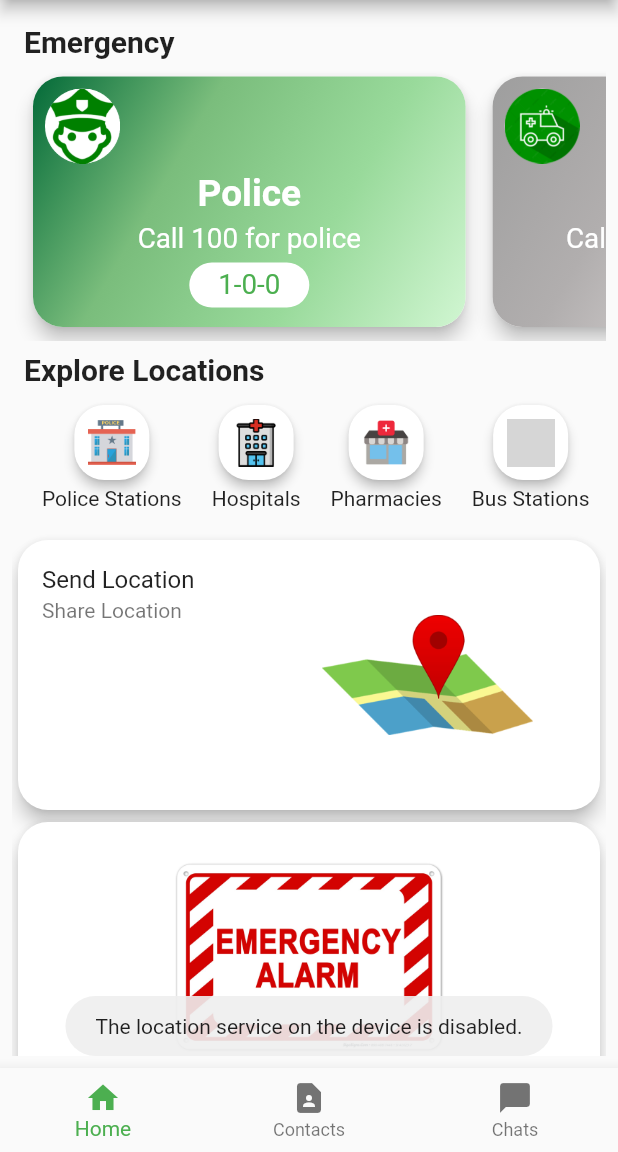
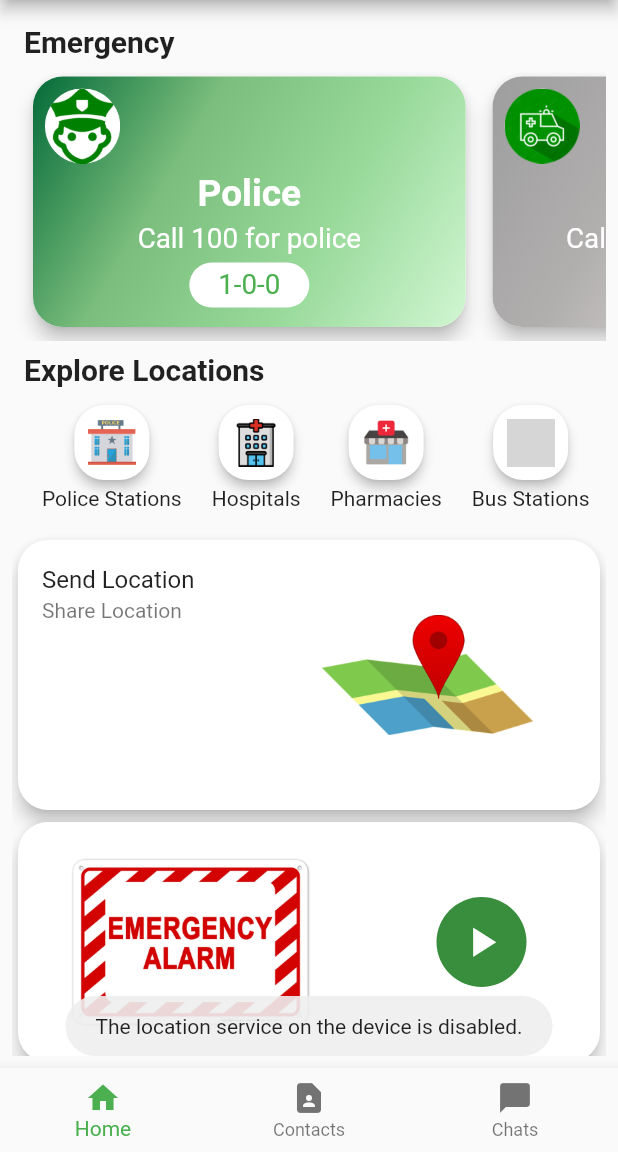
Before and after one commit to shreyyag/surakshya--safety-app-for-women, a Flutter app: the screen it shows after launch, after a tap on "LOGIN", on a phone screen of 412 x 824 dp, the part 84-1236 px from its top. Run offline on Flutter 3.47's test engine with Material 2 defaults, Android fonts, the phone set to English and light mode, and no system bars; our stand-ins replace audioplayers, contacts_service, fluttertoast, geocoding, geolocator, permission_handler and 1 more; missing offline and left inert: background_sms, flutter_phone_direct_caller; accounts and stored records are empty; grey boxes are pictures that could not be loaded.

Commit message:
Improvising Splash Screen and completed emergency alarm

```diff
--- a/lib/homeWidgets/emergencyalarm.dart
+++ b/lib/homeWidgets/emergencyalarm.dart
@@ -1,4 +1,5 @@
 import 'package:audioplayers/audioplayers.dart';
+import 'package:flutter/cupertino.dart';
 import 'package:flutter/material.dart';
 
 class EmergencyAlarm extends StatefulWidget {
@@ -10,23 +11,58 @@ class EmergencyAlarm extends StatefulWidget {
 
 //
 class _EmergencyAlarmState extends State<EmergencyAlarm> {
+  final player = AudioPlayer();
+  bool isplaying = false;
+
+  @override
+  void initState(){
+    super.initState();
+    player.onPlayerStateChanged.listen((state) {
+      isplaying = state == PlayerState.playing;
+    });
+  }
+  @override
+  void dispose(){
+    player.dispose();
+    super.dispose();
+  }
   @override
   Widget build(BuildContext context) {
-    return InkWell(
-      child: Card(
+    return Card(
         elevation: 5,
         shape:
             RoundedRectangleBorder(borderRadius: BorderRadius.circular(20)),
         child: Container(
-              height: 180,
+            height: 160,
             width: MediaQuery.of(context).size.width * 0.7,
             decoration: const BoxDecoration(),
-              child: Image.asset(
-                'assets/images/alarm.jpg',
-              ))),
-      // onTap: () {
-      //   PlayState();
-      // },
-    );
+            child: Row(
+              children: [
+                ClipRRect(
+                    borderRadius: BorderRadius.circular(30),
+                    child: Image.asset('assets/images/alarm.jpg',
+                        height: 160, width: 230)),
+                Expanded(child: CircleAvatar(
+                  radius: 30,
+                  child: IconButton(
+                    icon: Icon(
+                        isplaying ? Icons.stop : Icons.play_arrow
+                    ),
+                    iconSize: 33,
+                    onPressed: (){
+                      if(isplaying){
+                        player.stop();
+                      }else{
+                        player.play(AssetSource('audio/emergencyAlarm.mp3'));
+                      }
+                    },
+                  ),
+                ),),
+
+              ],
+            ),
+
+
+        ));
   }
 }
--- a/lib/homeWidgets/locate.dart
+++ b/lib/homeWidgets/locate.dart
@@ -2,7 +2,6 @@ import 'package:flutter/cupertino.dart';
 import 'package:flutter/material.dart';
 import 'package:fluttertoast/fluttertoast.dart';
 import 'package:url_launcher/url_launcher.dart';
-
 import 'live_locations/busstationCard.dart';
 import 'live_locations/hospitalCard.dart';
 import 'live_locations/pharmacyCard.dart';
--- a/lib/pages/splash_screen.dart
+++ b/lib/pages/splash_screen.dart
@@ -27,15 +27,19 @@ class _SplashScreenState extends State<SplashScreen> {
   Widget build(BuildContext context) {
     return Scaffold(
       body: Container(
-        color: Color.fromARGB(255, 126, 244, 130),
-        child: Center(
-          child: Text('Surakshya',
-              style: TextStyle(
-                  fontSize: 38,
-                  fontWeight: FontWeight.w700,
-                  color: Colors.white)),
+        width: MediaQuery.of(context).size.width,
+        color: Color.fromARGB(255, 111, 185, 115),
+        child: Column(
+          mainAxisAlignment: MainAxisAlignment.center,
+          children: [
+            Image.asset('assets/images/splash.png', height: 160,width: 150,),
+            Text('Surakshya',
+                style: TextStyle(
+                    fontSize: 38,
+                    fontWeight: FontWeight.w700,
+                    color: Colors.white)),
+          ],
         ),
-      ),
-    );
+      ),);
   }
 }
```
Lines whose indentation alone changed are shown as unchanged.
